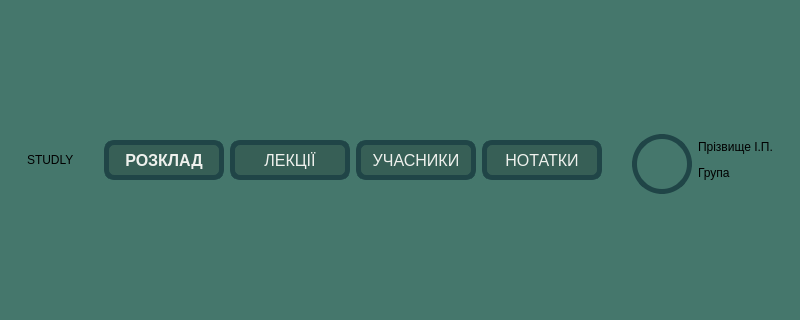
First picture: the form in studly/mainwindowstudent.ui, repository MykytaKa/MVP_Studly_Product, before the edit; both pictures show x 0 to 800 and y 119 to 439 of the 800 by 600 pixel window.
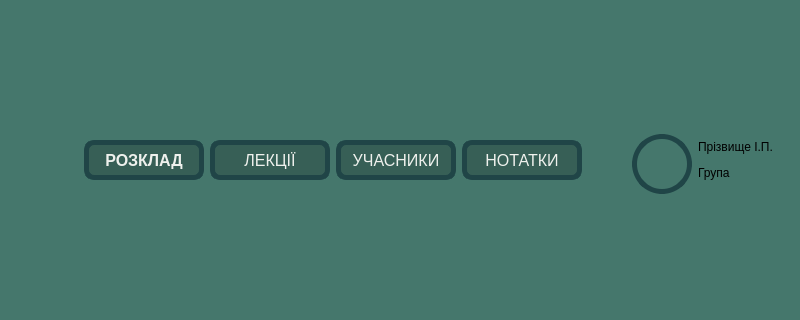
Second picture: the form after the edit. Icons and pictures are not drawn.

What changed in the file:
```diff
--- a/studly/mainwindowstudent.ui
+++ b/studly/mainwindowstudent.ui
@@ -10,6 +10,12 @@
     <height>600</height>
    </rect>
   </property>
+  <property name="minimumSize">
+   <size>
+    <width>800</width>
+    <height>600</height>
+   </size>
+  </property>
   <property name="windowTitle">
    <string>Student</string>
   </property>
@@ -48,7 +54,7 @@
           <item>
            <widget class="QLabel" name="logoLabel">
             <property name="text">
-             <string>STUDLY</string>
+             <string/>
             </property>
            </widget>
           </item>
```
Left out of the diff: 8 changed lines with no effect on the pictures.
